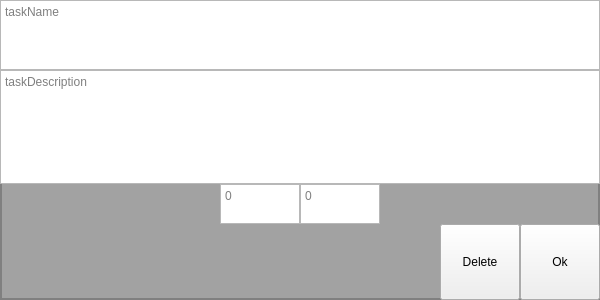
This is PomoPeak/taskQT.ui in TheVipek/PomoPeak as Qt 5 draws it before an edit. The edited form follows.
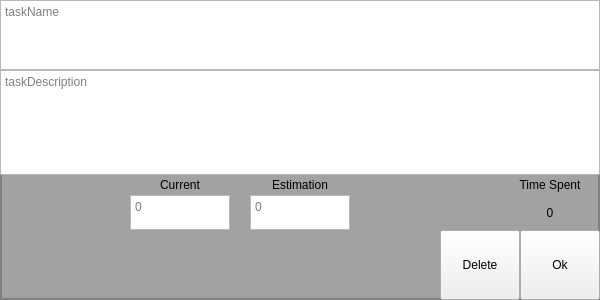
This is the edited form.

Diff of the .ui file:
```diff
--- a/PomoPeak/taskQT.ui
+++ b/PomoPeak/taskQT.ui
@@ -34,7 +34,7 @@
 	border-width:2px;
 }</string>
   </property>
-  <layout class="QVBoxLayout" name="verticalLayout" stretch="1,3,1,2">
+  <layout class="QVBoxLayout" name="verticalLayout" stretch="1,3,0,1,2">
    <property name="spacing">
     <number>0</number>
    </property>
@@ -80,9 +80,138 @@
     </widget>
    </item>
    <item>
-    <layout class="QHBoxLayout" name="horizontalLayout" stretch="0,0,0,0">
+    <layout class="QHBoxLayout" name="horizontalLayout_3" stretch="0,0,0,0,0">
      <property name="spacing">
+      <number>20</number>
+     </property>
+     <property name="leftMargin">
       <number>0</number>
+     </property>
+     <property name="topMargin">
+      <number>0</number>
+     </property>
+     <property name="rightMargin">
+      <number>0</number>
+     </property>
+     <property name="bottomMargin">
+      <number>0</number>
+     </property>
+     <item>
+      <spacer name="horizontalSpacer_4">
+       <property name="orientation">
+        <enum>Qt::Horizontal</enum>
+       </property>
+       <property name="sizeHint" stdset="0">
+        <size>
+         <width>40</width>
+         <height>20</height>
+        </size>
+       </property>
+      </spacer>
+     </item>
+     <item>
+      <widget class="QLabel" name="currentInfo">
+       <property name="sizePolicy">
+        <sizepolicy hsizetype="Expanding" vsizetype="Expanding">
+         <horstretch>0</horstretch>
+         <verstretch>0</verstretch>
+        </sizepolicy>
+       </property>
+       <property name="minimumSize">
+        <size>
+         <width>50</width>
+         <height>20</height>
+        </size>
+       </property>
+       <property name="maximumSize">
+        <size>
+         <width>100</width>
+         <height>40</height>
+        </size>
+       </property>
+       <property name="text">
+        <string>Current</string>
+       </property>
+       <property name="alignment">
+        <set>Qt::AlignCenter</set>
+       </property>
+      </widget>
+     </item>
+     <item>
+      <widget class="QLabel" name="toDoInfo">
+       <property name="sizePolicy">
+        <sizepolicy hsizetype="Expanding" vsizetype="Expanding">
+         <horstretch>0</horstretch>
+         <verstretch>0</verstretch>
+        </sizepolicy>
+       </property>
+       <property name="minimumSize">
+        <size>
+         <width>50</width>
+         <height>20</height>
+        </size>
+       </property>
+       <property name="maximumSize">
+        <size>
+         <width>100</width>
+         <height>40</height>
+        </size>
+       </property>
+       <property name="text">
+        <string>Estimation</string>
+       </property>
+       <property name="alignment">
+        <set>Qt::AlignCenter</set>
+       </property>
+      </widget>
+     </item>
+     <item>
+      <spacer name="horizontalSpacer_5">
+       <property name="orientation">
+        <enum>Qt::Horizontal</enum>
+       </property>
+       <property name="sizeHint" stdset="0">
+        <size>
+         <width>40</width>
+         <height>20</height>
+        </size>
+       </property>
+      </spacer>
+     </item>
+     <item>
+      <widget class="QLabel" name="timeSpendInfo">
+       <property name="sizePolicy">
+        <sizepolicy hsizetype="Expanding" vsizetype="Expanding">
+         <horstretch>0</horstretch>
+         <verstretch>0</verstretch>
+        </sizepolicy>
+       </property>
+       <property name="minimumSize">
+        <size>
+         <width>50</width>
+         <height>20</height>
+        </size>
+       </property>
+       <property name="maximumSize">
+        <size>
+         <width>100</width>
+         <height>40</height>
+        </size>
+       </property>
+       <property name="text">
+        <string>Time Spent</string>
+       </property>
+       <property name="alignment">
+        <set>Qt::AlignCenter</set>
+       </property>
+      </widget>
+     </item>
+    </layout>
+   </item>
+   <item>
+    <layout class="QHBoxLayout" name="horizontalLayout" stretch="0,0,0,0,0">
+     <property name="spacing">
+      <number>20</number>
      </property>
      <property name="leftMargin">
       <number>0</number>
@@ -112,23 +241,35 @@
      <item>
       <widget class="QTextEdit" name="taskCurrent">
        <property name="sizePolicy">
-        <sizepolicy hsizetype="Preferred" vsizetype="Preferred">
+        <sizepolicy hsizetype="Expanding" vsizetype="Expanding">
          <horstretch>0</horstretch>
          <verstretch>0</verstretch>
         </sizepolicy>
        </property>
+       <property name="minimumSize">
+        <size>
+         <width>50</width>
+         <height>20</height>
+        </size>
+       </property>
        <property name="maximumSize">
         <size>
-         <width>80</width>
+         <width>100</width>
          <height>40</height>
         </size>
        </property>
+       <property name="layoutDirection">
+        <enum>Qt::LeftToRight</enum>
+       </property>
        <property name="frameShape">
         <enum>QFrame::StyledPanel</enum>
        </property>
        <property name="tabChangesFocus">
         <bool>false</bool>
        </property>
+       <property name="lineWrapMode">
+        <enum>QTextEdit::WidgetWidth</enum>
+       </property>
        <property name="placeholderText">
         <string>0</string>
        </property>
@@ -136,9 +277,15 @@
      </item>
      <item>
       <widget class="QTextEdit" name="taskEstimate">
+       <property name="minimumSize">
+        <size>
+         <width>50</width>
+         <height>20</height>
+        </size>
+       </property>
        <property name="maximumSize">
         <size>
-         <width>80</width>
+         <width>100</width>
          <height>40</height>
         </size>
        </property>
@@ -160,6 +307,34 @@
        </property>
       </spacer>
      </item>
+     <item>
+      <widget class="QLabel" name="timeSpentOnTask">
+       <property name="sizePolicy">
+        <sizepolicy hsizetype="Expanding" vsizetype="Expanding">
+         <horstretch>0</horstretch>
+         <verstretch>0</verstretch>
+        </sizepolicy>
+       </property>
+       <property name="minimumSize">
+        <size>
+         <width>50</width>
+         <height>20</height>
+        </size>
+       </property>
+       <property name="maximumSize">
+        <size>
+         <width>100</width>
+         <height>40</height>
+        </size>
+       </property>
+       <property name="text">
+        <string>0</string>
+       </property>
+       <property name="alignment">
+        <set>Qt::AlignCenter</set>
+       </property>
+      </widget>
+     </item>
     </layout>
    </item>
    <item>
```
